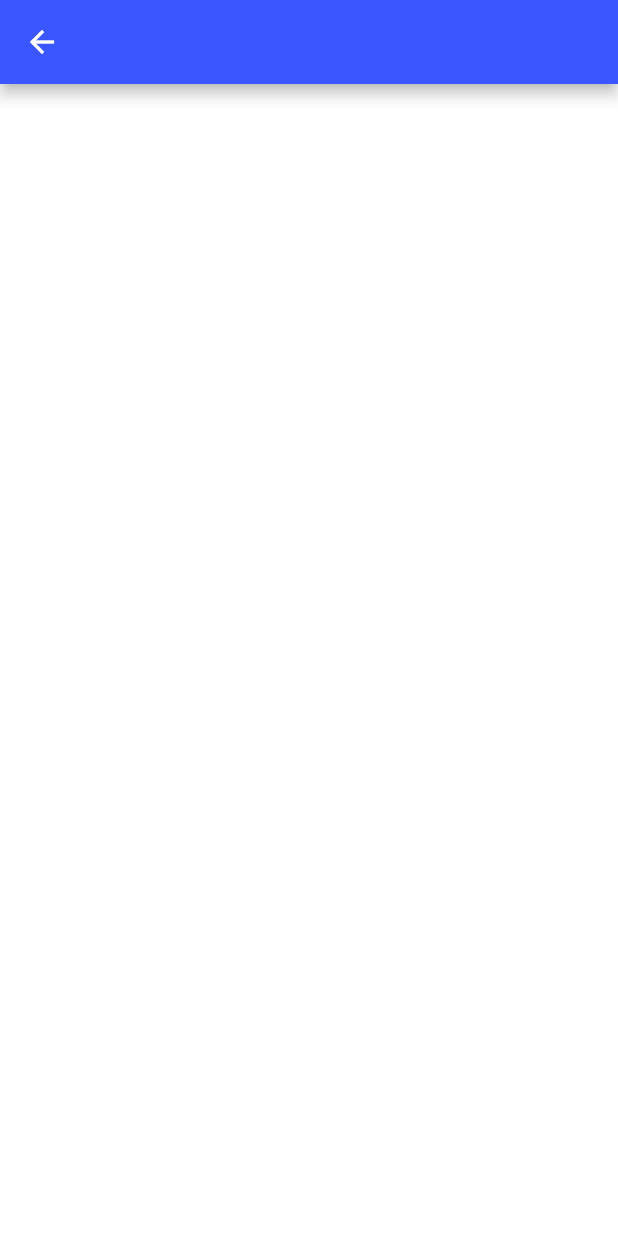
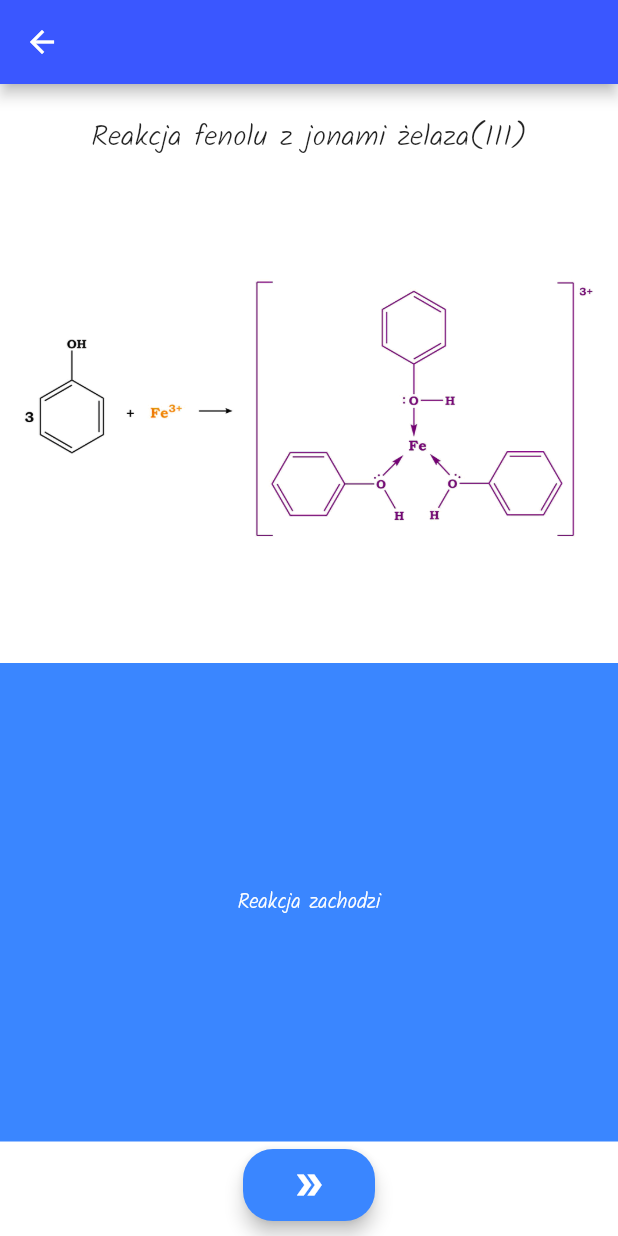
Before and after one commit to Sandra-chemist/SAEP-ReakcjeOrganiczne, a Flutter app: the ScienceScreen screen opened by its route, on a phone screen of 412 x 824 dp. Run offline on Flutter 3.47's test engine with Material 2 defaults, Android fonts, the phone set to English and light mode, and no system bars; our stand-ins replace firebase_auth, firebase_core, rflutter_alert; accounts and stored records are empty.

Commit message:
skeleton of science screen was added

```diff
--- a/lib/screens/science_screen.dart
+++ b/lib/screens/science_screen.dart
@@ -15,7 +15,60 @@ class _ScienceScreenState extends State<ScienceScreen> {
     return Scaffold(
       appBar: BlueAppBar(),
       backgroundColor: Colors.white,
-      body: Column(),
+      body: Column(
+        children: [
+          SizedBox(
+            height: 20.0,
+          ),
+          Title(
+            color: Colors.black,
+            child: Text(
+              'Reakcja fenolu z jonami żelaza(III)',
+              style: TextStyle(fontFamily: 'Kalam', fontSize: 20.0),
+            ),
+          ),
+          Expanded(
+            child: Padding(
+              padding: EdgeInsets.all(15.0),
+              child: Image(image: AssetImage('images/phenol.png')),
+            ),
+          ),
+          Expanded(
+            child: Padding(
+              padding: EdgeInsets.symmetric(vertical: 5.0),
+              child: Container(
+                decoration: BoxDecoration(
+                  color: const Color(0XFF3a86ff),
+                ),
+                child: Center(
+                  child: Text(
+                    'Reakcja zachodzi',
+                    style: TextStyle(
+                      fontFamily: 'Kalam',
+                      color: Colors.white,
+                    ),
+                  ),
+                ),
+              ),
+            ),
+          ),
+          Material(
+            color: Color(0XFF3a86ff),
+            borderRadius: BorderRadius.circular(20.0),
+            elevation: 5,
+            child: const MaterialButton(
+              onPressed: null,
+              child: Icon(
+                Icons.double_arrow_outlined,
+                color: Colors.white,
+              ),
+            ),
+          ),
+          const SizedBox(
+            height: 10.0,
+          ),
+        ],
+      ),
     );
   }
 }
```
Also changed, not shown: images/phenol.png (added).
